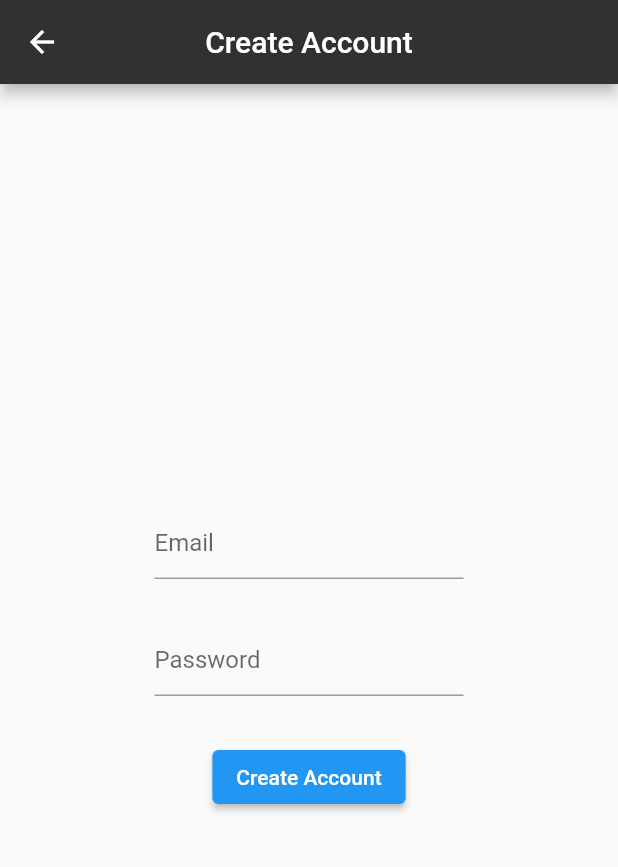
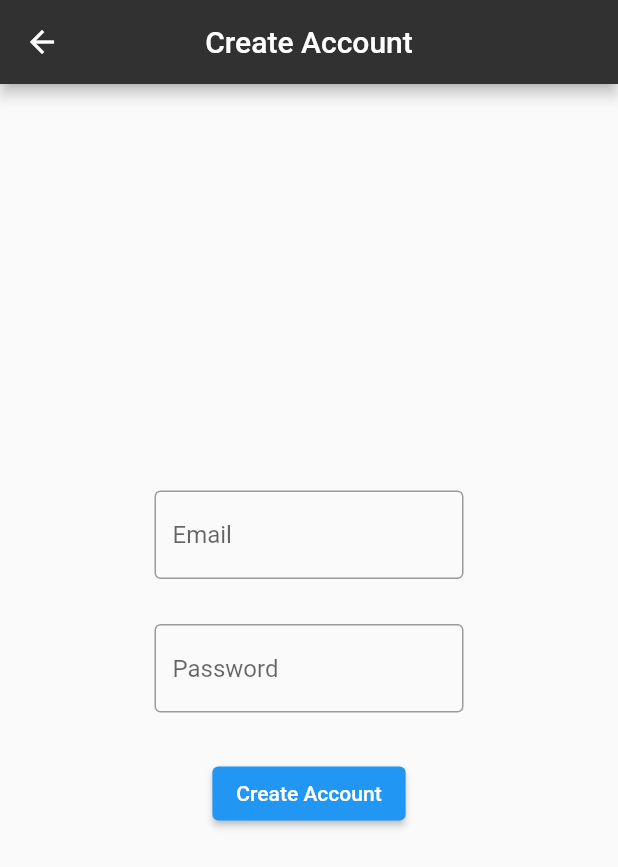
Before and after one commit to najamlodhi1/aktientool, a Flutter app: the LoginScreen screen opened directly, after a tap on "Create Account", on a phone screen of 412 x 824 dp. Shown: the top 867 px of the screen. Run offline on Flutter 3.47's test engine with Material 2 defaults, Android fonts, the phone set to English and light mode, and no system bars; our stand-ins replace cloud_firestore, firebase_auth, firebase_core, flutter_riverpod, google_sign_in, shared_preferences and 1 more; missing offline and left inert: dart:js, http_auth, webviewx; accounts and stored records are empty; network calls fail.

Commit message:
Change Login

```diff
--- a/lib/authentication/screens/create_account.dart
+++ b/lib/authentication/screens/create_account.dart
@@ -27,7 +27,8 @@ class CreateAccount extends StatelessWidget {
               width: MediaQuery.of(context).size.width / 2,
               child: TextField(
                 controller: _emailController,
-                decoration: const InputDecoration(hintText: 'Email'),
+                decoration: const InputDecoration(
+                    border: OutlineInputBorder(), hintText: 'Email'),
               ),
             ),
             const SizedBox(
@@ -39,6 +40,7 @@ class CreateAccount extends StatelessWidget {
                 controller: _passwordController,
                 obscureText: true,
                 decoration: const InputDecoration(
+                  border: OutlineInputBorder(),
                   hintText: 'Password',
                 ),
               ),
--- a/lib/authentication/screens/forgot_password.dart
+++ b/lib/authentication/screens/forgot_password.dart
@@ -27,7 +27,8 @@ class ForgotPassword extends StatelessWidget {
               width: MediaQuery.of(context).size.width / 2,
               child: TextField(
                 controller: _emailController,
-                decoration: const InputDecoration(hintText: 'Email'),
+                decoration: const InputDecoration(
+                    border: OutlineInputBorder(), hintText: 'Email'),
               ),
             ),
             const SizedBox(
--- a/lib/authentication/screens/login.dart
+++ b/lib/authentication/screens/login.dart
@@ -29,7 +29,8 @@ class LoginScreen extends StatelessWidget {
               width: MediaQuery.of(context).size.width / 2,
               child: TextField(
                 controller: _emailController,
-                decoration: const InputDecoration(hintText: 'Email'),
+                decoration: const InputDecoration(
+                    border: OutlineInputBorder(), hintText: 'Email'),
               ),
             ),
             const SizedBox(
@@ -41,6 +42,7 @@ class LoginScreen extends StatelessWidget {
                 controller: _passwordController,
                 obscureText: true,
                 decoration: const InputDecoration(
+                  border: OutlineInputBorder(),
                   hintText: 'Password',
                 ),
               ),
--- a/lib/webpage/footer.dart
+++ b/lib/webpage/footer.dart
@@ -65,6 +65,8 @@ class Footer extends StatelessWidget {
                         ),
                         child: const Text("AGB"),
                       ),
+                      const Text(
+                          "© Rohdaten von FactSet. Kennzahlen von Aktientool.Net.")
                     ],
                   ),
                 ),
```
